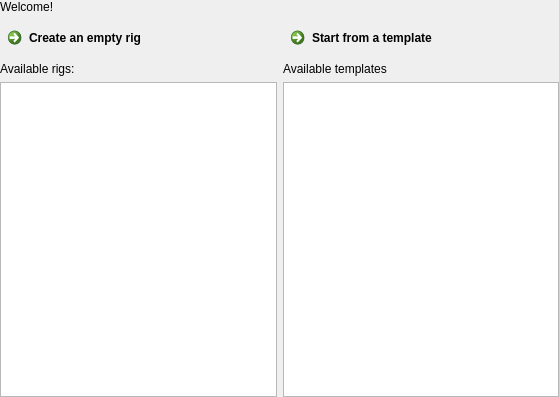
Qt form python/omtk/qt_widgets/ui/widget_welcome.ui (renaudll/omtk) before a commit.
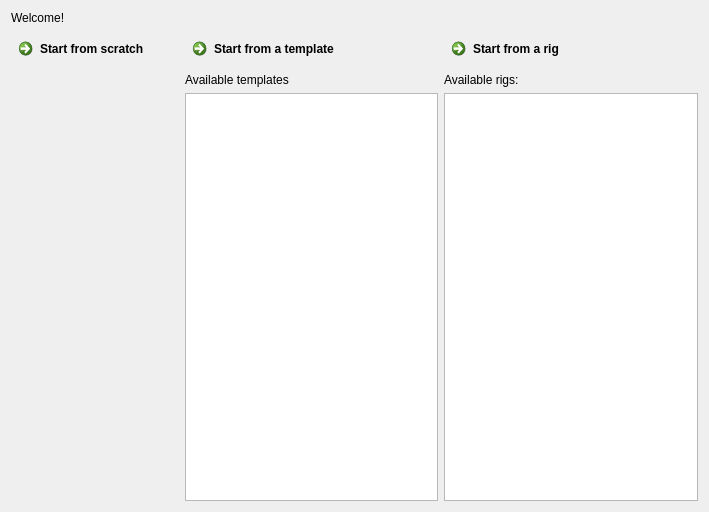
The same form after that commit.

What changed in the file:
```diff
--- a/python/omtk/qt_widgets/ui/widget_welcome.ui
+++ b/python/omtk/qt_widgets/ui/widget_welcome.ui
@@ -6,26 +6,14 @@
    <rect>
     <x>0</x>
     <y>0</y>
-    <width>559</width>
-    <height>397</height>
+    <width>709</width>
+    <height>512</height>
    </rect>
   </property>
   <property name="windowTitle">
    <string>Form</string>
   </property>
-  <layout class="QVBoxLayout" name="verticalLayout">
-   <property name="leftMargin">
-    <number>0</number>
-   </property>
-   <property name="topMargin">
-    <number>0</number>
-   </property>
-   <property name="rightMargin">
-    <number>0</number>
-   </property>
-   <property name="bottomMargin">
-    <number>0</number>
-   </property>
+  <layout class="QVBoxLayout" name="verticalLayout_3">
    <item>
     <widget class="QLabel" name="label">
      <property name="text">
@@ -36,23 +24,30 @@
    <item>
     <layout class="QHBoxLayout" name="horizontalLayout">
      <item>
-      <layout class="QVBoxLayout" name="verticalLayout_6">
+      <widget class="QCommandLinkButton" name="commandLinkButton">
+       <property name="text">
+        <string>Start from scratch</string>
+       </property>
+      </widget>
+     </item>
+     <item>
+      <layout class="QVBoxLayout" name="verticalLayout">
        <item>
-        <widget class="QCommandLinkButton" name="btn_create_rig_default">
+        <widget class="QCommandLinkButton" name="btn_create_rig_template">
          <property name="text">
-          <string>Create an empty rig</string>
+          <string>Start from a template</string>
          </property>
         </widget>
        </item>
        <item>
-        <widget class="QLabel" name="label_3">
+        <widget class="QLabel" name="label_4">
          <property name="text">
-          <string>Available rigs:</string>
+          <string>Available templates</string>
          </property>
         </widget>
        </item>
        <item>
-        <widget class="QTableView" name="tableView_types_rig">
+        <widget class="QTableView" name="tableView_types_template">
          <property name="selectionMode">
           <enum>QAbstractItemView::SingleSelection</enum>
          </property>
@@ -75,21 +70,21 @@
      <item>
       <layout class="QVBoxLayout" name="verticalLayout_8">
        <item>
-        <widget class="QCommandLinkButton" name="btn_create_rig_template">
+        <widget class="QCommandLinkButton" name="btn_create_rig_default">
          <property name="text">
-          <string>Start from a template</string>
+          <string>Start from a rig</string>
          </property>
         </widget>
        </item>
        <item>
-        <widget class="QLabel" name="label_4">
+        <widget class="QLabel" name="label_3">
          <property name="text">
-          <string>Available templates</string>
+          <string>Available rigs:</string>
          </property>
         </widget>
        </item>
        <item>
-        <widget class="QTableView" name="tableView_types_template">
+        <widget class="QTableView" name="tableView_types_rig">
          <property name="selectionMode">
           <enum>QAbstractItemView::SingleSelection</enum>
          </property>
```
Left out of the diff: 2 changed lines with no effect on the pictures.
